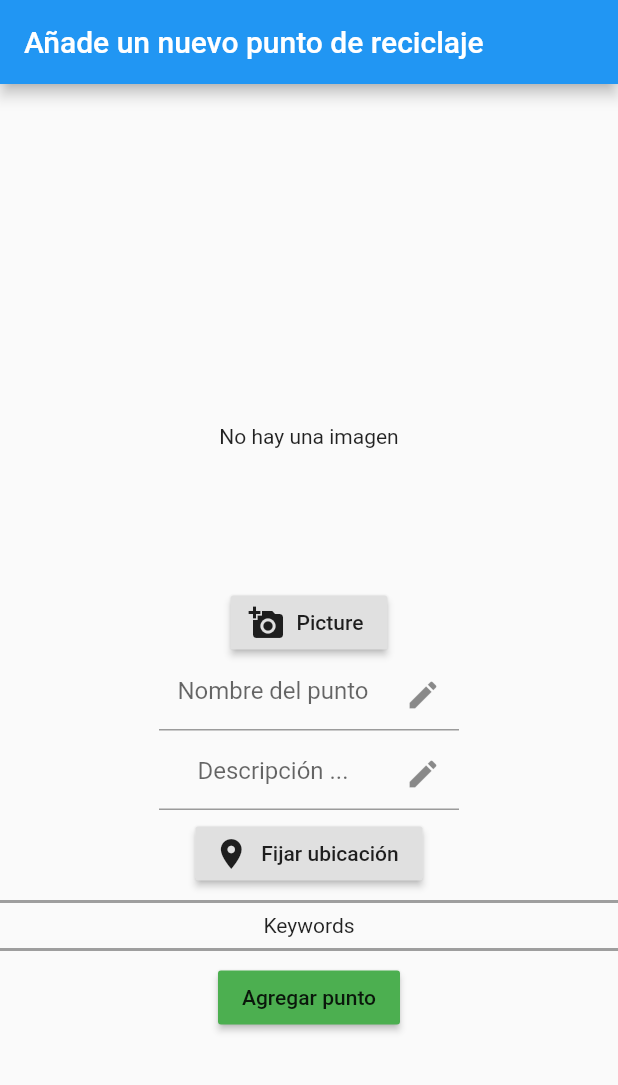
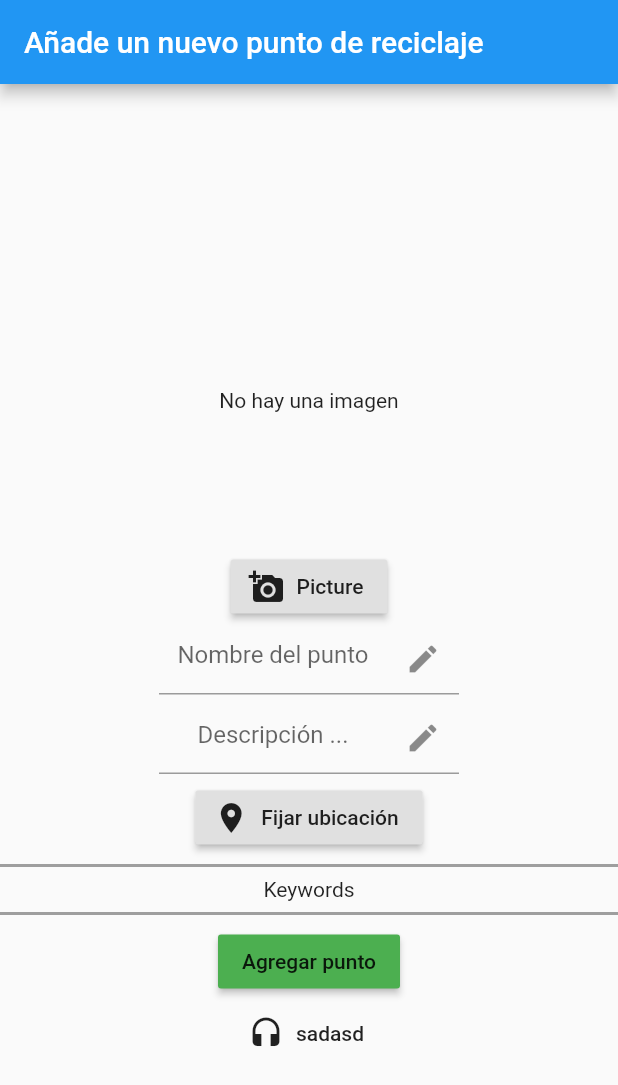
Before and after one commit to ManuelEV/iRecycler-Mobile, a Flutter app: the screen it shows after launch, on a phone screen of 412 x 824 dp. Shown: the top 1085 px of the screen. Run offline on Flutter 3.47's test engine with Material 2 defaults, Android fonts, the phone set to English and light mode, and no system bars; our stand-ins replace image_picker, location.

Commit message:
Obtener Lat y Long del usuario

```diff
--- a/irecycler_mobile/lib/screens/add_point_screen.dart
+++ b/irecycler_mobile/lib/screens/add_point_screen.dart
@@ -1,5 +1,6 @@
 import 'package:flutter/material.dart';
 import 'package:irecycler_mobile/widgets/select_point_image.dart';
+import 'package:irecycler_mobile/widgets/map_point_input.dart';
 
 class AddPointScreen extends StatefulWidget {
   static const routeName = '/add-place';
@@ -35,6 +36,7 @@ class _AddPointScreenState extends State<AddPointScreen> {
                 thickness: 2,
               ),
               _savePoint(),
+              LocationInput(),
             ],
           ),
         ),
--- /dev/null
+++ b/irecycler_mobile/lib/widgets/map_point_input.dart
@@ -0,0 +1,29 @@
+import 'package:flutter/material.dart';
+import 'package:location/location.dart';
+
+class LocationInput extends StatefulWidget {
+  @override
+  _LocationInputState createState() => _LocationInputState();
+}
+
+class _LocationInputState extends State<LocationInput> {
+  double latitud;
+  double longitud;
+
+  Future<void> _getCurrentLocation() async {
+    final locData = await Location().getLocation();
+    print(locData.latitude);
+    print(locData.longitude);
+  }
+
+  @override
+  Widget build(BuildContext context) {
+    return Container(
+      child: FlatButton.icon(
+        label: Text('sadasd'),
+        onPressed: _getCurrentLocation,
+        icon: Icon(Icons.headset),
+      ),
+    );
+  }
+}
--- a/irecycler_mobile/pubspec.yaml
+++ b/irecycler_mobile/pubspec.yaml
@@ -24,6 +24,7 @@ dependencies:
   flutter:
     sdk: flutter
   image_picker: ^0.6.7+7
+  location: ^3.0.0
 
 
   # The following adds the Cupertino Icons font to your application.
```
Also changed, not shown: irecycler_mobile/pubspec.lock.
